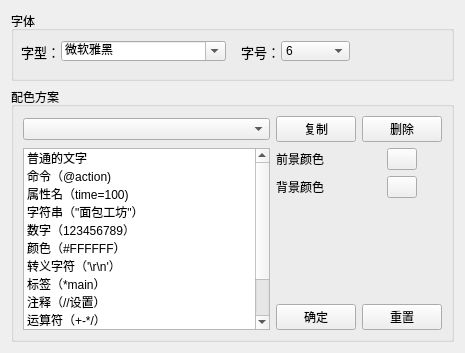
This is dia/ctextedit.ui in BKEngine/Creator as Qt 5 draws it before an edit. The edited form follows.
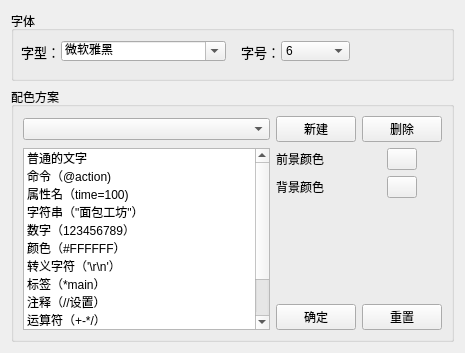
This is the edited form.

The edit to the form file:
```diff
--- a/dia/ctextedit.ui
+++ b/dia/ctextedit.ui
@@ -234,7 +234,7 @@
                </sizepolicy>
               </property>
               <property name="text">
-               <string>复制</string>
+               <string>新建</string>
               </property>
              </widget>
             </item>
```
Left out of the diff: 4 changed lines with no effect on the pictures.
